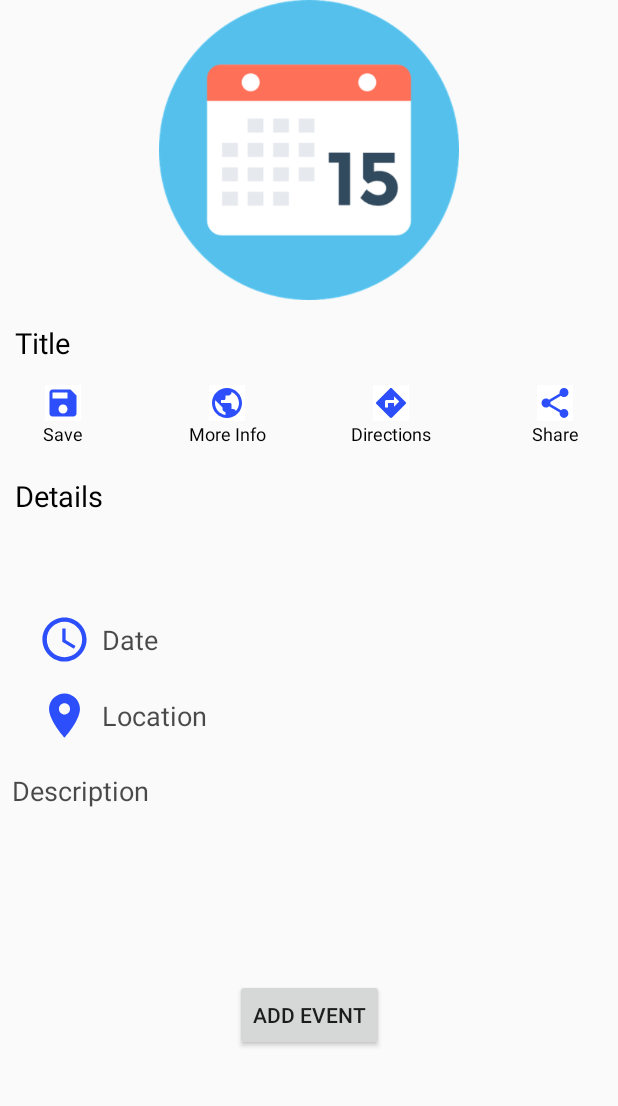
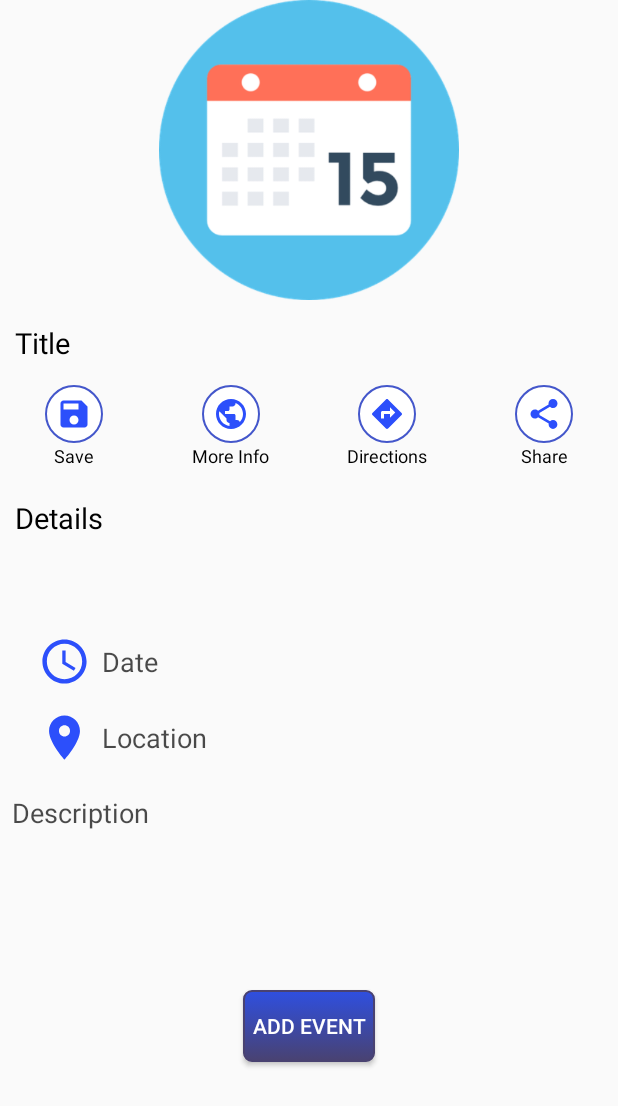
Before and after one commit to gdarwish/NextEvent, an Android app: the layout fragment_detail_event.xml on its own in the app's theme, with its tools: preview values and no code run, on a phone screen of 412 x 824 dp. Shown: the top 1106 px of the screen. Run offline under Robolectric (Android 15) with nearby library versions, the phone set to English and light mode, and no system bars.

Commit message:
Customize the add Event button style, add circle on the detail icons

```diff
--- a/app/src/main/java/com/nextevent/JavaBeans/Event.java
+++ b/app/src/main/java/com/nextevent/JavaBeans/Event.java
@@ -79,7 +79,10 @@ public class Event implements Parcelable {
     }
 
     public String getDescription() {
-        return description;
+        if (!description.isEmpty()){
+            return description;
+        }
+        return "No description...";
     }
 
     public void setDescription(String description) {
--- /dev/null
+++ b/app/src/main/res/drawable/button.xml
@@ -0,0 +1,18 @@
+<?xml version="1.0" encoding="utf-8"?>
+<selector xmlns:android="http://schemas.android.com/apk/res/android" >
+    <item android:state_pressed="true" >
+        <shape android:shape="rectangle"  >
+            <corners android:radius="5dip" />
+            <stroke android:width="1dip" android:color="#494271" />
+            <gradient android:angle="-90" android:startColor="#2F4FE0" android:endColor="#494271"  />
+        </shape>
+    </item>
+
+    <item >
+        <shape android:shape="rectangle"  >
+            <corners android:radius="5dip" />
+            <stroke android:width="1dip" android:color="#494271" />
+            <gradient android:angle="-90" android:startColor="#2F4FE0" android:endColor="#494271"  />
+        </shape>
+    </item>
+</selector>
--- /dev/null
+++ b/app/src/main/res/drawable/circle.xml
@@ -0,0 +1,16 @@
+<?xml version="1.0" encoding="utf-8"?>
+<shape xmlns:android="http://schemas.android.com/apk/res/android">
+
+    <corners
+        android:bottomLeftRadius="20dp"
+        android:bottomRightRadius="20dp"
+        android:topLeftRadius="20dp"
+        android:topRightRadius="20dp" />
+
+    <solid android:color="@color/cardview_light_background" />
+
+    <stroke
+        android:width="1dp"
+        android:color="@color/colorPrimaryDark" />
+
+</shape>
--- a/app/src/main/res/layout/fragment_detail_event.xml
+++ b/app/src/main/res/layout/fragment_detail_event.xml
@@ -25,7 +25,9 @@
                 android:layout_height="wrap_content"
                 android:layout_marginTop="10dp"
                 android:layout_marginBottom="20dp"
+                android:background="@drawable/button"
                 android:text="Add Event"
+                android:textColor="@android:color/white"
                 app:layout_constraintBottom_toBottomOf="parent"
                 app:layout_constraintEnd_toEndOf="parent"
                 app:layout_constraintStart_toStartOf="parent"
@@ -37,7 +39,8 @@
                 android:layout_height="wrap_content"
                 android:layout_marginStart="30dp"
                 android:layout_marginTop="15dp"
-                android:background="#FFFFFF"
+                android:background="@drawable/circle"
+                android:padding="7dp"
                 android:src="@drawable/ic_save_black_24dp"
                 app:layout_constraintStart_toStartOf="parent"
                 app:layout_constraintTop_toBottomOf="@+id/title" />
@@ -46,7 +49,8 @@
                 android:id="@+id/webButton"
                 android:layout_width="wrap_content"
                 android:layout_height="wrap_content"
-                android:background="#FFFFFF"
+                android:background="@drawable/circle"
+                android:padding="7dp"
                 android:src="@drawable/ic_public_black_24dp"
                 app:layout_constraintEnd_toStartOf="@+id/directionsButton"
                 app:layout_constraintHorizontal_bias="0.5"
@@ -57,7 +61,8 @@
                 android:id="@+id/directionsButton"
                 android:layout_width="wrap_content"
                 android:layout_height="wrap_content"
-                android:background="#FFFFFF"
+                android:background="@drawable/circle"
+                android:padding="7dp"
                 android:src="@drawable/ic_directions_black_24dp"
                 app:layout_constraintEnd_toStartOf="@+id/shareButton"
                 app:layout_constraintHorizontal_bias="0.5"
@@ -69,7 +74,8 @@
                 android:layout_width="wrap_content"
                 android:layout_height="wrap_content"
                 android:layout_marginEnd="30dp"
-                android:background="#FFFFFF"
+                android:background="@drawable/circle"
+                android:padding="7dp"
                 android:src="@drawable/ic_share_black_24dp"
                 app:layout_constraintEnd_toEndOf="parent"
                 app:layout_constraintTop_toTopOf="@+id/directionsButton" />
@@ -106,13 +112,15 @@
 
             <TextView
                 android:id="@+id/title"
-                android:layout_width="wrap_content"
+                android:layout_width="0dp"
                 android:layout_height="wrap_content"
                 android:layout_marginStart="10dp"
                 android:layout_marginTop="15dp"
+                android:layout_marginEnd="10dp"
                 android:text="Title"
                 android:textColor="#000000"
                 android:textSize="19sp"
+                app:layout_constraintEnd_toEndOf="parent"
                 app:layout_constraintStart_toStartOf="parent"
                 app:layout_constraintTop_toBottomOf="@+id/eventImage" />
 
--- a/app/src/main/res/menu/main.xml
+++ b/app/src/main/res/menu/main.xml
@@ -1,9 +1,3 @@
 <?xml version="1.0" encoding="utf-8"?>
 <menu xmlns:android="http://schemas.android.com/apk/res/android"
-    xmlns:app="http://schemas.android.com/apk/res-auto">
-    <item
-        android:id="@+id/action_settings"
-        android:orderInCategory="100"
-        android:title="@string/action_settings"
-        app:showAsAction="never" />
-</menu>
+    xmlns:app="http://schemas.android.com/apk/res-auto"/>
```
